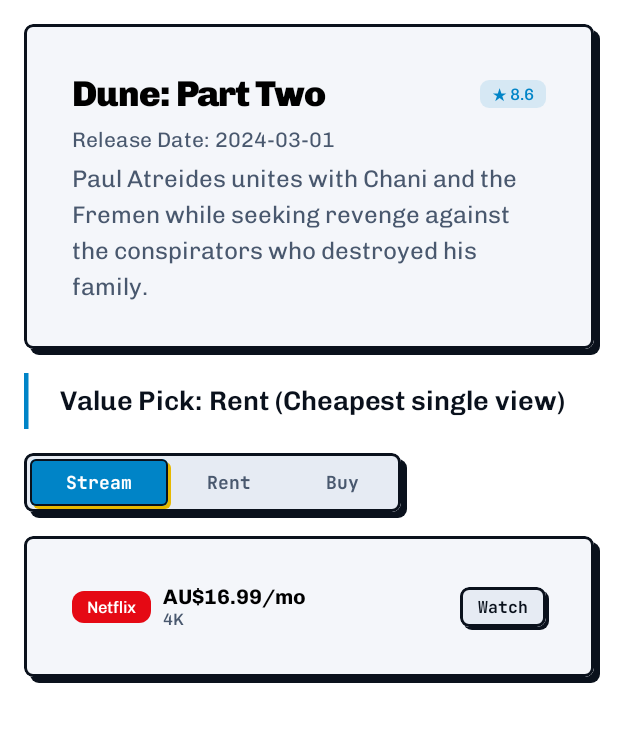
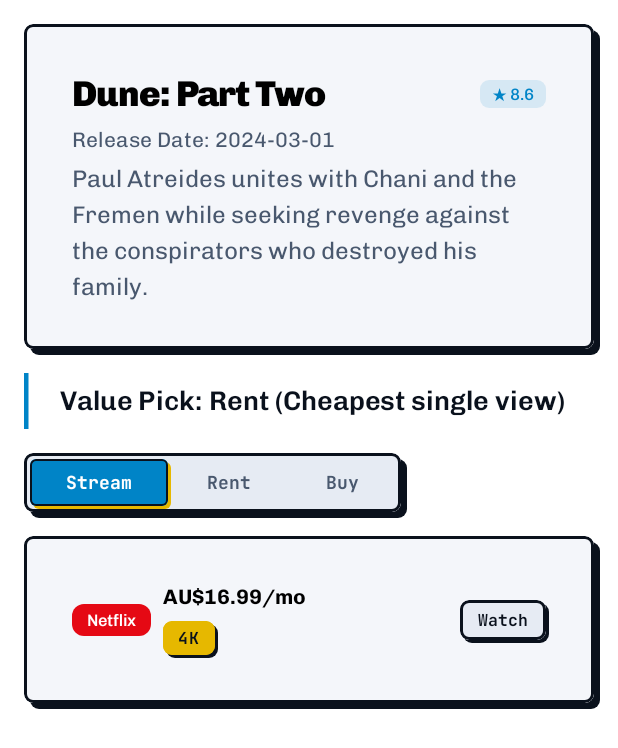
Before and after one commit to kartikarora/ICanHazStream, an Android app built with Jetpack Compose: the @Preview function WhereToWatchPreview, on a phone screen of 412 x 824 dp. Shown: the top 748 px of the screen. Run offline under Robolectric (Android 15) with nearby library versions, the phone set to English and light mode, and no system bars.

Commit message:
Step 08: WhereToWatchPreview added with Compose Previews and styling

```diff
--- a/feature/detail/src/main/kotlin/me/kartikarora/icanhazstream/detail/WhereToWatchScreen.kt
+++ b/feature/detail/src/main/kotlin/me/kartikarora/icanhazstream/detail/WhereToWatchScreen.kt
@@ -34,6 +34,7 @@ import androidx.compose.ui.draw.clip
 import androidx.compose.ui.graphics.Color
 import androidx.compose.ui.text.font.FontWeight
 import androidx.compose.ui.tooling.preview.Preview
+import androidx.compose.ui.tooling.preview.PreviewLightDark
 import androidx.compose.ui.unit.dp
 import me.kartikarora.icanhazstream.data.WatchCostUtils
 import me.kartikarora.icanhazstream.model.Movie
@@ -51,6 +52,8 @@ import me.kartikarora.icanhazstream.ui.components.BrandButton
 import me.kartikarora.icanhazstream.ui.components.BrandButtonVariant
 import me.kartikarora.icanhazstream.ui.components.BrandStatement
 import me.kartikarora.icanhazstream.ui.components.SlidingTabs
+import me.kartikarora.icanhazstream.ui.components.StatusBadge
+import me.kartikarora.icanhazstream.ui.components.StatusBadgeVariant
 import me.kartikarora.icanhazstream.ui.components.TokyoCard
 import me.kartikarora.icanhazstream.ui.theme.StanGreen
 import me.kartikarora.icanhazstream.ui.theme.spacing
@@ -199,7 +202,7 @@ fun WhereToWatchScreen(
                         Row(verticalAlignment = Alignment.CenterVertically) {
                             ProviderBadge(name = provider.name, badgeColor = badgeColor)
                             Spacer(modifier = Modifier.width(spacing.extraSmall))
-                            Column {
+                            Column(verticalArrangement = Arrangement.spacedBy(spacing.extraSmall)) {
                                 provider.price?.let { price ->
                                     Text(
                                         text = "AU\$$price" + if (provider.type == WatchOptionType.STREAM) "/mo" else "",
@@ -208,10 +211,9 @@ fun WhereToWatchScreen(
                                     )
                                 }
                                 provider.quality?.let { q ->
-                                    Text(
-                                        text = q,
-                                        style = MaterialTheme.typography.labelSmall,
-                                        color = MaterialTheme.colorScheme.onSurfaceVariant,
+                                    StatusBadge(
+                                        label = q,
+                                        variant = StatusBadgeVariant.Secondary,
                                     )
                                 }
                             }
@@ -229,6 +231,7 @@ fun WhereToWatchScreen(
     }
 }
 
+@PreviewLightDark
 @Preview(showBackground = true)
 @Composable
 fun WhereToWatchPreview() {
```
